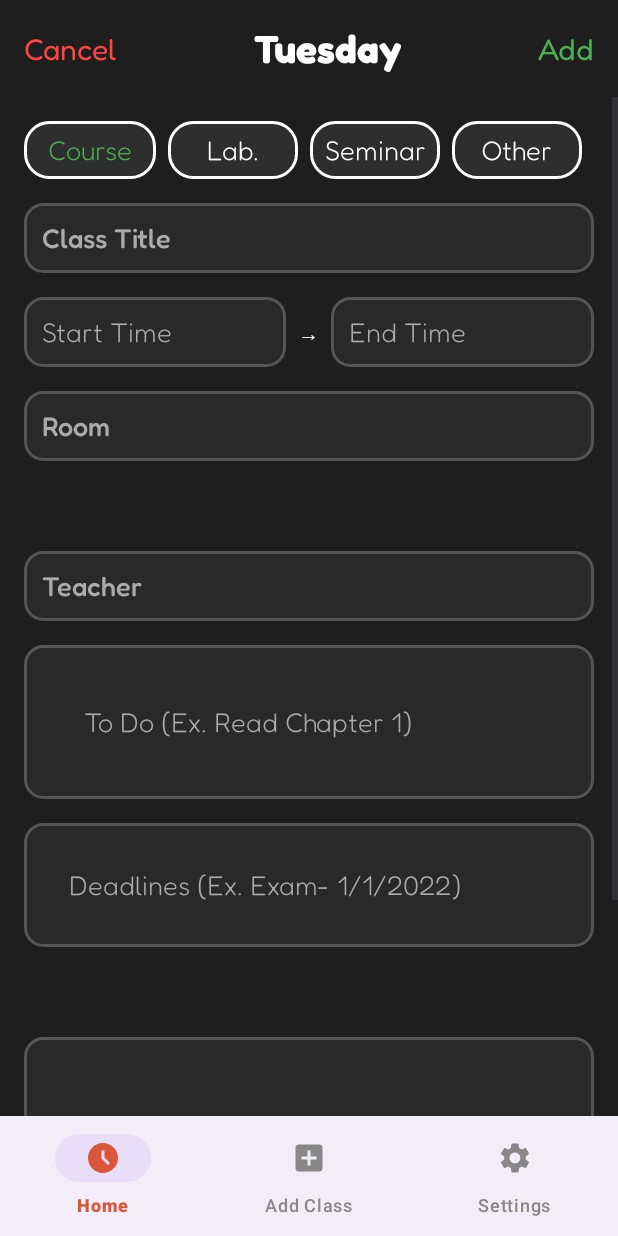
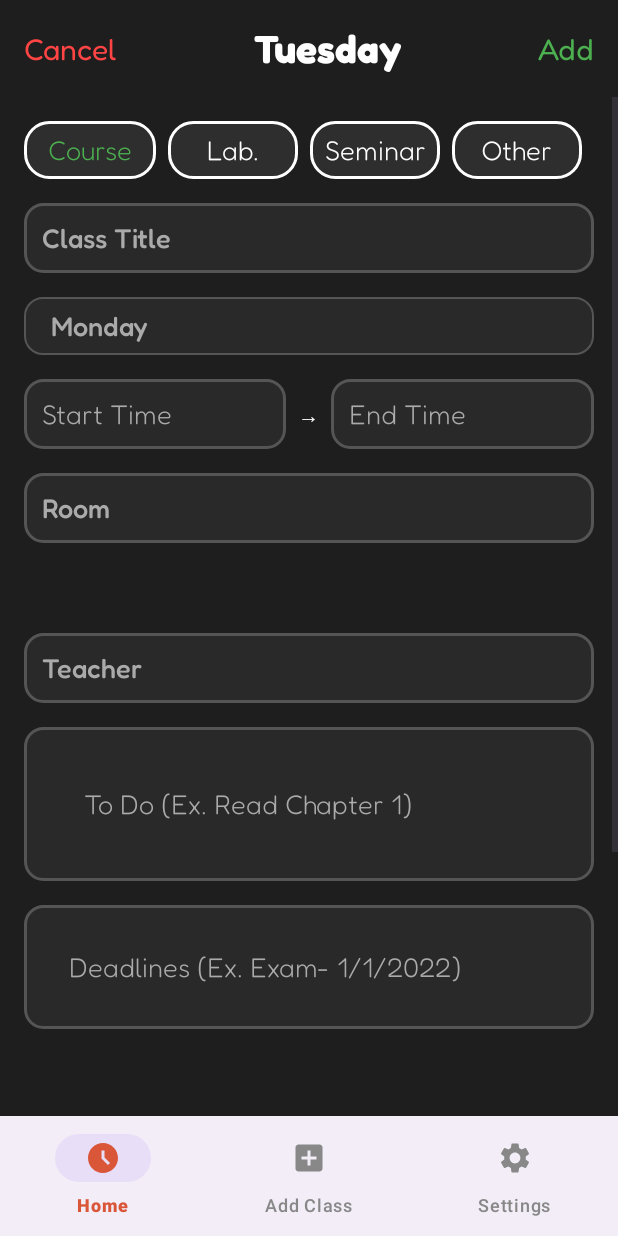
Before and after one commit to year-3-projects-cti/MDAD, an Android app: the AddClassActivity screen opened directly, with no data from a screen before it, on a phone screen of 412 x 824 dp. Run offline under Robolectric (Android 15) with nearby library versions, the phone set to English and light mode, and no system bars.

Commit message:
Modified Add Class Page + Added a dropdown for selecting days

```diff
--- a/app/src/main/java/com/example/taskit/AddClassActivity.kt
+++ b/app/src/main/java/com/example/taskit/AddClassActivity.kt
@@ -11,6 +11,9 @@ import com.google.android.material.bottomnavigation.BottomNavigationView
 import kotlinx.coroutines.CoroutineScope
 import kotlinx.coroutines.Dispatchers
 import kotlinx.coroutines.launch
+import android.widget.AdapterView
+import android.widget.ArrayAdapter
+import android.widget.Spinner
 
 class AddClassActivity : AppCompatActivity() {
 
@@ -22,6 +25,7 @@ class AddClassActivity : AppCompatActivity() {
     private lateinit var startTimeInput: EditText
     private lateinit var endTimeInput: EditText
     private lateinit var roomInput: EditText
+    private lateinit var daySpinner: Spinner
 
     private val classViewModel: ClassViewModel by viewModels()
     private val classType = "Course"
@@ -38,6 +42,17 @@ class AddClassActivity : AppCompatActivity() {
         startTimeInput = findViewById(R.id.start_time)
         endTimeInput = findViewById(R.id.end_time)
         roomInput = findViewById(R.id.room_input)
+        daySpinner = findViewById(R.id.day_spinner)
+
+        val daysArray = resources.getStringArray(R.array.days_of_week)
+
+        val adapter = ArrayAdapter(
+            this,
+            R.layout.custom_spinner_item, // Layout for Spinner's main view
+            daysArray
+        )
+        adapter.setDropDownViewResource(R.layout.custom_spinner_dropdown) // Layout for dropdown items
+        daySpinner.adapter = adapter
 
         val cancelButton: TextView = findViewById(R.id.cancel_button)
         val addButton: TextView = findViewById(R.id.add_button)
@@ -92,6 +107,7 @@ class AddClassActivity : AppCompatActivity() {
     private fun handleAddClass() {
         val type = classType;
         val title = titleInput.text.toString()
+        val day = daySpinner.selectedItem.toString()
         val startTime = startTimeInput.text.toString()
         val endTime = endTimeInput.text.toString()
         val room = roomInput.text.toString()
@@ -105,10 +121,31 @@ class AddClassActivity : AppCompatActivity() {
             return
         }
 
+        // startTime should be hours:minutes
+        if (!startTime.matches(Regex("^([01]?[0-9]|2[0-3]):[0-5][0-9]$"))) {
+            Toast.makeText(this, "Invalid start time format. Please use HH:MM.", Toast.LENGTH_SHORT).show()
+            return
+        }
+        if (!endTime.matches(Regex("^([01]?[0-9]|2[0-3]):[0-5][0-9]$"))) {
+            Toast.makeText(this, "Invalid end time format. Please use HH:MM.", Toast.LENGTH_SHORT).show()
+            return
+        }
+
+        // start time should be before end time
+        val startHour = startTime.split(":")[0].toInt()
+        val startMinute = startTime.split(":")[1].toInt()
+        val endHour = endTime.split(":")[0].toInt()
+        val endMinute = endTime.split(":")[1].toInt()
+        if (startHour > endHour || (startHour == endHour && startMinute >= endMinute)) {
+            Toast.makeText(this, "Start time should be before end time.", Toast.LENGTH_SHORT).show()
+            return
+        }
+
         val newClass = ClassEntity(
             type = type,
             title = title,
             datetime = "$startTime - $endTime",
+            day = day,
             room = room,
             teacher = teacher,
             todo = todo,
--- a/app/src/main/java/com/example/taskit/MainActivity.kt
+++ b/app/src/main/java/com/example/taskit/MainActivity.kt
@@ -82,6 +82,7 @@ class MainActivity : AppCompatActivity() {
                         type = classEntity.type,
                         title = classEntity.title,
                         datetime = classEntity.datetime,
+                        day = classEntity.day,
                         room = classEntity.room,
                         teacher = classEntity.teacher,
                         todo = classEntity.todo,
@@ -168,6 +169,7 @@ class MainActivity : AppCompatActivity() {
             intent.putExtra("type", classItem.type)
             intent.putExtra("title", classItem.title)
             intent.putExtra("datetime", classItem.datetime)
+            intent.putExtra("day", classItem.day)
             intent.putExtra("room", classItem.room)
             intent.putExtra("teacher", classItem.teacher)
             intent.putExtra("todo", classItem.todo)
@@ -185,6 +187,7 @@ class MainActivity : AppCompatActivity() {
         val type: String,
         val title: String,
         val datetime: String,
+        val day: String,
         val room: String,
         val teacher: String,
         val todo: String,
--- a/app/src/main/java/com/example/taskit/database/entities/ClassEntity.kt
+++ b/app/src/main/java/com/example/taskit/database/entities/ClassEntity.kt
@@ -9,6 +9,7 @@ data class ClassEntity(
     val type: String,
     val title: String,
     val datetime: String,
+    val day: String,
     val room: String,
     val teacher: String,
     val todo: String,
--- /dev/null
+++ b/app/src/main/res/drawable/custom_spinner_bg.xml
@@ -0,0 +1,5 @@
+<shape xmlns:android="http://schemas.android.com/apk/res/android">
+    <solid android:color="#292929" />
+    <corners android:radius="12dp" />
+    <stroke android:width="1dp" android:color="#555555" />
+</shape>
--- /dev/null
+++ b/app/src/main/res/drawable/ic_dropdown_arrow.xml
@@ -0,0 +1,5 @@
+<vector xmlns:android="http://schemas.android.com/apk/res/android" android:height="24dp" android:tint="#000000" android:viewportHeight="24" android:viewportWidth="24" android:width="24dp">
+
+    <path android:fillColor="@android:color/white" android:pathData="M7,10l5,5 5,-5z"/>
+
+</vector>
--- a/app/src/main/res/layout/activity_add_class.xml
+++ b/app/src/main/res/layout/activity_add_class.xml
@@ -174,6 +174,19 @@
                 android:fontFamily="@font/fredoka_medium"
                 android:textSize="18sp"/>
 
+            <Spinner
+                android:id="@+id/day_spinner"
+                android:layout_width="match_parent"
+                android:layout_height="wrap_content"
+                android:layout_marginBottom="16dp"
+                android:padding="8dp"
+                android:background="@drawable/custom_spinner_bg"
+                android:spinnerMode="dropdown"
+                android:entries="@array/days_of_week"
+                android:drawableEnd="@drawable/ic_dropdown_arrow"
+                />
+
+
             <!-- Time Input -->
             <LinearLayout
                 android:layout_width="match_parent"
--- /dev/null
+++ b/app/src/main/res/layout/custom_spinner_item.xml
@@ -0,0 +1,8 @@
+<TextView xmlns:android="http://schemas.android.com/apk/res/android"
+    android:layout_width="match_parent"
+    android:layout_height="wrap_content"
+    android:textSize="18sp"
+    android:paddingStart="10dp"
+    android:gravity="center_vertical"
+    android:fontFamily="@font/fredoka_medium"
+    android:textColor="#AAAAAA" />
--- a/app/src/main/res/values/strings.xml
+++ b/app/src/main/res/values/strings.xml
@@ -45,4 +45,15 @@
         libero vel nunc consequat, quis tincidunt nisl eleifend. Cras bibendum enim a justo luctus
         vestibulum. Fusce dictum libero quis erat maximus, vitae volutpat diam dignissim.
     </string>
+
+        <string-array name="days_of_week">
+            <item>Monday</item>
+            <item>Tuesday</item>
+            <item>Wednesday</item>
+            <item>Thursday</item>
+            <item>Friday</item>
+            <item>Saturday</item>
+            <item>Sunday</item>
+        </string-array>
+
 </resources>
```
Also changed, not shown: app/src/main/java/com/example/taskit/database/viewmodel/ClassViewModel.kt (+14 -14 lines), app/src/main/res/layout/custom_spinner_dropdown.xml (added, +9 -0 lines).
